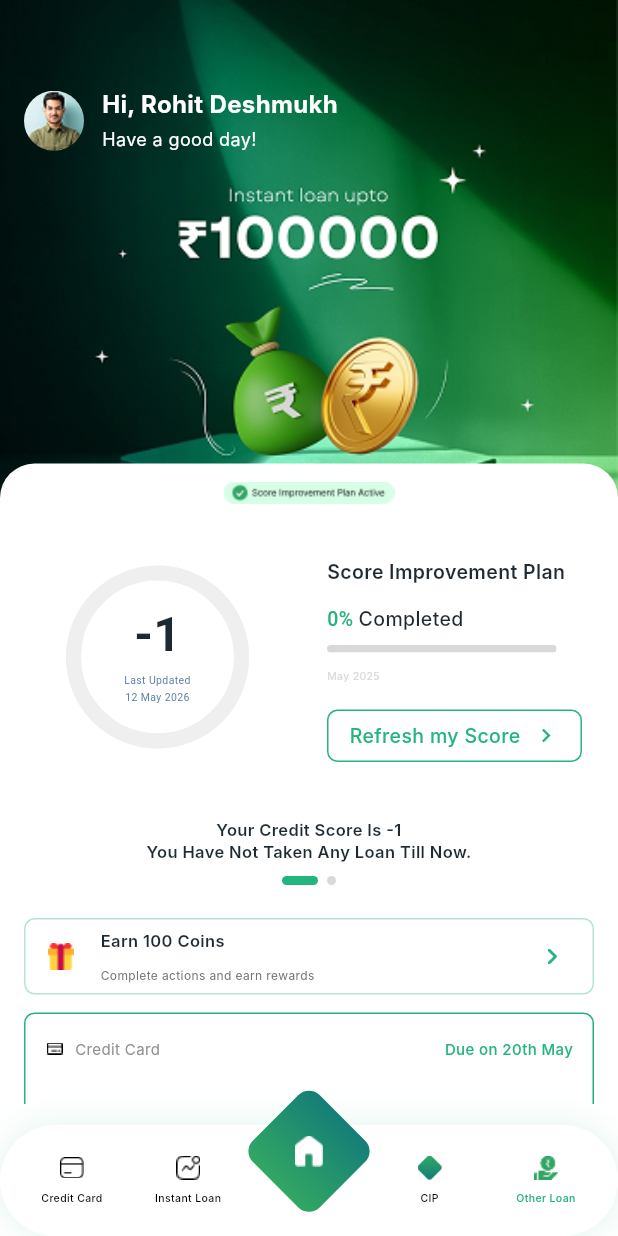
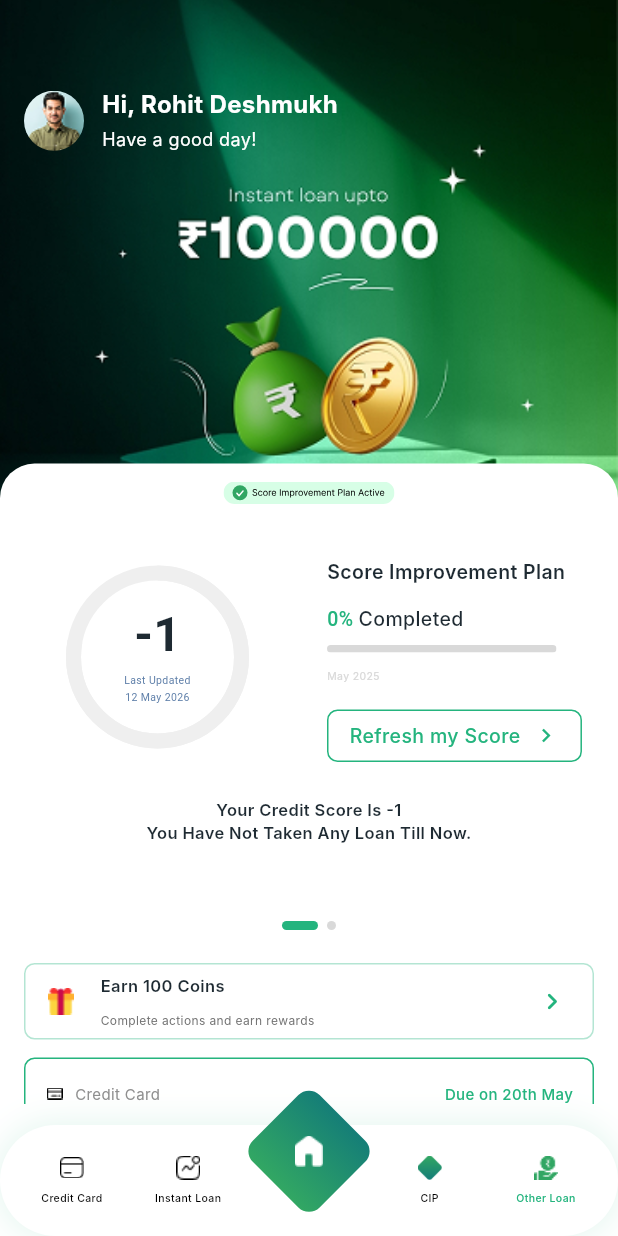
Before and after one commit to AryaMehta03/swipeloan_flutter_assessment, a Flutter app: the screen it shows after launch, on a phone screen of 412 x 824 dp. Run offline on Flutter 3.47's test engine with Material 3 defaults, Android fonts, the phone set to English and light mode, and no system bars; our stand-ins replace flutter_svg; Roboto replaces fonts that are missing (Inter, Poppins).

Commit message:
fix: improve score progress card UI

```diff
--- a/lib/core/constants/app_assets.dart
+++ b/lib/core/constants/app_assets.dart
@@ -1,10 +1,12 @@
+import 'package:flutter_svg/flutter_svg.dart';
+
 class AppAssets {
   const AppAssets._();
 
   static const String heroBackground = 'assets/images/header_background.png';
   static const String avatar = 'assets/images/header_avatar.png';
   static const String scoreCarouselBadge =
-      'assets/images/scroll_carousel_img01.png';
+      'assets/images/scroll_carousel_img03.svg';
   static const String earnCoinsGiftBox =
       'assets/images/earn_coins_tile_giftbox.png';
   static const String creditCardIcon = 'assets/images/credit_card.png';
@@ -22,14 +24,16 @@ class AppAssets {
   static const String debitWallet = 'assets/images/debit_wallet.png';
   static const String creditWallet = 'assets/images/credit_wallet.png';
   static const String exploreScorePredictor = 'assets/images/explore_meter.png';
-  static const String exploreCalculator ='assets/images/explore_calculator.png';
+  static const String exploreCalculator =
+      'assets/images/explore_calculator.png';
   static const String exploreMoneyBag = 'assets/images/explorer_moneybag.png';
   static const String helpBannerWoman = 'assets/images/help_banner_person.png';
   static const String headsetIcon = 'assets/images/help_headset.png';
-  static const String navCreditCard = 'assets/images/bottom_nav_credit_card.png';
+  static const String navCreditCard =
+      'assets/images/bottom_nav_credit_card.png';
   static const String navInstantLoan = 'assets/images/bottom_nav_rupee.png';
   static const String navHome = 'assets/images/bottom_nav_home.png';
   static const String navCip = 'assets/images/bottom_nav_rectangle.png';
   static const String navOtherLoan = 'assets/images/bottom_nav_rupee02.png';
-
+  static const scoreProgressBadge = 'assets/images/scroll_carousel_img03.svg';
 }
--- a/lib/features/home/presentation/widgets/score_carousel.dart
+++ b/lib/features/home/presentation/widgets/score_carousel.dart
@@ -1,5 +1,5 @@
 import 'package:flutter/material.dart';
-
+import 'package:flutter_svg/flutter_svg.dart';
 import '../../../../core/constants/app_assets.dart';
 import '../../../../core/constants/app_colors.dart';
 
@@ -31,7 +31,7 @@ class _ScoreCarouselState extends State<ScoreCarousel> {
         AnimatedContainer(
           duration: const Duration(milliseconds: 250),
           curve: Curves.easeOut,
-          height: _selectedIndex == 0 ? 255 : 285,
+          height: _selectedIndex == 0 ? 285 : 285,
           child: PageView(
             controller: _pageController,
             onPageChanged: _onPageChanged,
@@ -52,7 +52,7 @@ class _ScoreImprovementPlan extends StatelessWidget {
   Widget build(BuildContext context) {
     return Column(
       children: const [
-        _ActiveBadge(),
+        _ScoreProgressBadge(),
         SizedBox(height: 32),
         Row(
           children: [
@@ -61,7 +61,7 @@ class _ScoreImprovementPlan extends StatelessWidget {
             Expanded(child: _ScorePlanDetails()),
           ],
         ),
-        Spacer(),
+        const SizedBox(height: 25,),
         Text(
           'Your Credit Score Is -1\nYou Have Not Taken Any Loan Till Now.',
           textAlign: TextAlign.center,
@@ -74,6 +74,20 @@ class _ScoreImprovementPlan extends StatelessWidget {
           ),
         ),
       ],
+    );
+  }
+}
+
+class _ScoreProgressBadge extends StatelessWidget {
+  const _ScoreProgressBadge();
+
+  @override
+  Widget build(BuildContext context) {
+    return SvgPicture.asset(
+      AppAssets.scoreProgressBadge,
+      width: 114,
+      height: 15,
+      fit: BoxFit.contain,
     );
   }
 }
@@ -251,7 +265,7 @@ class _ScoreProgressPlan extends StatelessWidget {
     return Column(
       crossAxisAlignment: CrossAxisAlignment.start,
       children: const [
-        Center(child: _ActiveBadge()),
+        Center(child: _ScoreProgressBadge()),
         SizedBox(height: 24),
         _ScoreProgressHeader(),
         SizedBox(height: 18),
@@ -613,7 +627,7 @@ class _ScoreImprovedBanner extends StatelessWidget {
       height: 45,
       width: double.infinity,
       margin: const EdgeInsets.symmetric(horizontal: 26),
-      padding: const EdgeInsets.symmetric(horizontal: 42),
+      padding: const EdgeInsets.symmetric(horizontal: 18),
       decoration: BoxDecoration(
         color: AppColors.primary.withOpacity(0.08),
         borderRadius: BorderRadius.circular(8),
```
Also changed, not shown: assets/images/scroll_carousel_img02.png (added), assets/images/scroll_carousel_img03.svg (added).
